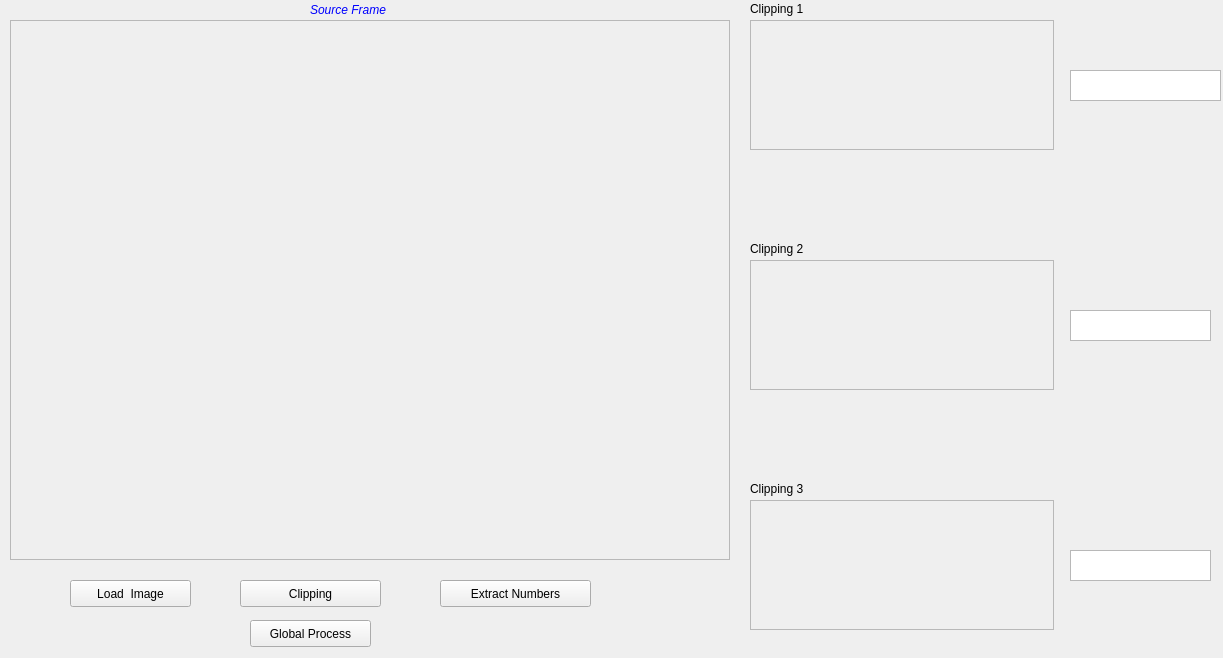
Old version of the form Entrega1_2/mainwindow.ui in the repository Chemabee/ID_Entrega.
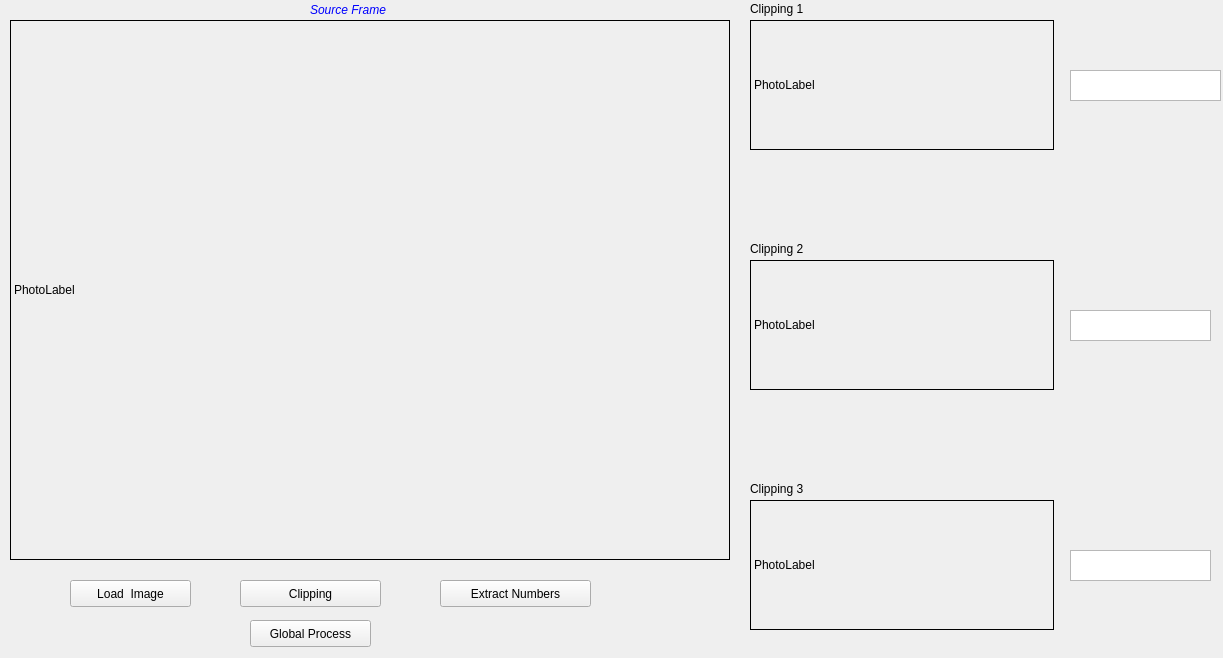
New version of the form. Icons and pictures are not drawn.

```diff
--- a/Entrega1_2/mainwindow.ui
+++ b/Entrega1_2/mainwindow.ui
@@ -29,65 +29,6 @@
   <property name="windowOpacity">
    <double>1.000000000000000</double>
   </property>
-  <widget class="QFrame" name="viewer_original">
-   <property name="enabled">
-    <bool>true</bool>
-   </property>
-   <property name="geometry">
-    <rect>
-     <x>10</x>
-     <y>20</y>
-     <width>720</width>
-     <height>540</height>
-    </rect>
-   </property>
-   <property name="palette">
-    <palette>
-     <active>
-      <colorrole role="Highlight">
-       <brush brushstyle="SolidPattern">
-        <color alpha="255">
-         <red>240</red>
-         <green>29</green>
-         <blue>14</blue>
-        </color>
-       </brush>
-      </colorrole>
-     </active>
-     <inactive>
-      <colorrole role="Highlight">
-       <brush brushstyle="SolidPattern">
-        <color alpha="255">
-         <red>240</red>
-         <green>29</green>
-         <blue>14</blue>
-        </color>
-       </brush>
-      </colorrole>
-     </inactive>
-     <disabled>
-      <colorrole role="Highlight">
-       <brush brushstyle="SolidPattern">
-        <color alpha="255">
-         <red>240</red>
-         <green>240</green>
-         <blue>240</blue>
-        </color>
-       </brush>
-      </colorrole>
-     </disabled>
-    </palette>
-   </property>
-   <property name="frameShape">
-    <enum>QFrame::StyledPanel</enum>
-   </property>
-   <property name="frameShadow">
-    <enum>QFrame::Raised</enum>
-   </property>
-   <property name="lineWidth">
-    <number>2</number>
-   </property>
-  </widget>
   <widget class="QLabel" name="Tittle">
    <property name="enabled">
     <bool>true</bool>
@@ -243,65 +184,6 @@
     <string>Load  Image</string>
    </property>
   </widget>
-  <widget class="QFrame" name="viewer_counter1">
-   <property name="enabled">
-    <bool>true</bool>
-   </property>
-   <property name="geometry">
-    <rect>
-     <x>750</x>
-     <y>20</y>
-     <width>304</width>
-     <height>130</height>
-    </rect>
-   </property>
-   <property name="palette">
-    <palette>
-     <active>
-      <colorrole role="Highlight">
-       <brush brushstyle="SolidPattern">
-        <color alpha="255">
-         <red>240</red>
-         <green>29</green>
-         <blue>14</blue>
-        </color>
-       </brush>
-      </colorrole>
-     </active>
-     <inactive>
-      <colorrole role="Highlight">
-       <brush brushstyle="SolidPattern">
-        <color alpha="255">
-         <red>240</red>
-         <green>29</green>
-         <blue>14</blue>
-        </color>
-       </brush>
-      </colorrole>
-     </inactive>
-     <disabled>
-      <colorrole role="Highlight">
-       <brush brushstyle="SolidPattern">
-        <color alpha="255">
-         <red>240</red>
-         <green>240</green>
-         <blue>240</blue>
-        </color>
-       </brush>
-      </colorrole>
-     </disabled>
-    </palette>
-   </property>
-   <property name="frameShape">
-    <enum>QFrame::StyledPanel</enum>
-   </property>
-   <property name="frameShadow">
-    <enum>QFrame::Raised</enum>
-   </property>
-   <property name="lineWidth">
-    <number>2</number>
-   </property>
-  </widget>
   <widget class="QLabel" name="label_2">
    <property name="geometry">
     <rect>
@@ -328,65 +210,6 @@
     <string>Clipping</string>
    </property>
   </widget>
-  <widget class="QFrame" name="viewer_counter2">
-   <property name="enabled">
-    <bool>true</bool>
-   </property>
-   <property name="geometry">
-    <rect>
-     <x>750</x>
-     <y>260</y>
-     <width>304</width>
-     <height>130</height>
-    </rect>
-   </property>
-   <property name="palette">
-    <palette>
-     <active>
-      <colorrole role="Highlight">
-       <brush brushstyle="SolidPattern">
-        <color alpha="255">
-         <red>240</red>
-         <green>29</green>
-         <blue>14</blue>
-        </color>
-       </brush>
-      </colorrole>
-     </active>
-     <inactive>
-      <colorrole role="Highlight">
-       <brush brushstyle="SolidPattern">
-        <color alpha="255">
-         <red>240</red>
-         <green>29</green>
-         <blue>14</blue>
-        </color>
-       </brush>
-      </colorrole>
-     </inactive>
-     <disabled>
-      <colorrole role="Highlight">
-       <brush brushstyle="SolidPattern">
-        <color alpha="255">
-         <red>240</red>
-         <green>240</green>
-         <blue>240</blue>
-        </color>
-       </brush>
-      </colorrole>
-     </disabled>
-    </palette>
-   </property>
-   <property name="frameShape">
-    <enum>QFrame::StyledPanel</enum>
-   </property>
-   <property name="frameShadow">
-    <enum>QFrame::Raised</enum>
-   </property>
-   <property name="lineWidth">
-    <number>2</number>
-   </property>
-  </widget>
   <widget class="QLabel" name="label_3">
    <property name="geometry">
     <rect>
@@ -400,65 +223,6 @@
     <string>Clipping 2</string>
    </property>
   </widget>
-  <widget class="QFrame" name="viewer_counter3">
-   <property name="enabled">
-    <bool>true</bool>
-   </property>
-   <property name="geometry">
-    <rect>
-     <x>750</x>
-     <y>500</y>
-     <width>304</width>
-     <height>130</height>
-    </rect>
-   </property>
-   <property name="palette">
-    <palette>
-     <active>
-      <colorrole role="Highlight">
-       <brush brushstyle="SolidPattern">
-        <color alpha="255">
-         <red>240</red>
-         <green>29</green>
-         <blue>14</blue>
-        </color>
-       </brush>
-      </colorrole>
-     </active>
-     <inactive>
-      <colorrole role="Highlight">
-       <brush brushstyle="SolidPattern">
-        <color alpha="255">
-         <red>240</red>
-         <green>29</green>
-         <blue>14</blue>
-        </color>
-       </brush>
-      </colorrole>
-     </inactive>
-     <disabled>
-      <colorrole role="Highlight">
-       <brush brushstyle="SolidPattern">
-        <color alpha="255">
-         <red>240</red>
-         <green>240</green>
-         <blue>240</blue>
-        </color>
-       </brush>
-      </colorrole>
-     </disabled>
-    </palette>
-   </property>
-   <property name="frameShape">
-    <enum>QFrame::StyledPanel</enum>
-   </property>
-   <property name="frameShadow">
-    <enum>QFrame::Raised</enum>
-   </property>
-   <property name="lineWidth">
-    <number>2</number>
-   </property>
-  </widget>
   <widget class="QLabel" name="label_4">
    <property name="geometry">
     <rect>
@@ -528,6 +292,94 @@
     <string>Global Process</string>
    </property>
   </widget>
+  <widget class="QLabel" name="viewer_original">
+   <property name="geometry">
+    <rect>
+     <x>10</x>
+     <y>20</y>
+     <width>720</width>
+     <height>540</height>
+    </rect>
+   </property>
+   <property name="maximumSize">
+     <size>
+      <width>720</width>
+      <height>540</height>
+     </size>
+    </property>
+    <property name="frameShape">
+     <enum>QFrame::Box</enum>
+    </property>
+   <property name="text">
+    <string>PhotoLabel</string>
+   </property>
+  </widget>
+  <widget class="QLabel" name="viewer_counter1">
+   <property name="geometry">
+    <rect>
+     <x>750</x>
+     <y>20</y>
+     <width>304</width>
+     <height>130</height>
+    </rect>
+   </property>
+   <property name="maximumSize">
+     <size>
+      <width>304</width>
+      <height>130</height>
+     </size>
+    </property>
+    <property name="frameShape">
+     <enum>QFrame::Box</enum>
+    </property>
+   <property name="text">
+    <string>PhotoLabel</string>
+   </property>
+  </widget>
+  <widget class="QLabel" name="viewer_counter2">
+   <property name="geometry">
+    <rect>
+     <x>750</x>
+     <y>260</y>
+     <width>304</width>
+     <height>130</height>
+    </rect>
+   </property>
+   <property name="maximumSize">
+     <size>
+      <width>304</width>
+      <height>130</height>
+     </size>
+    </property>
+    <property name="frameShape">
+     <enum>QFrame::Box</enum>
+    </property>
+   <property name="text">
+    <string>PhotoLabel</string>
+   </property>
+  </widget>
+  <widget class="QLabel" name="viewer_counter3">
+   <property name="geometry">
+    <rect>
+     <x>750</x>
+     <y>500</y>
+     <width>304</width>
+     <height>130</height>
+    </rect>
+   </property>
+   <property name="maximumSize">
+     <size>
+      <width>304</width>
+      <height>130</height>
+     </size>
+    </property>
+    <property name="frameShape">
+     <enum>QFrame::Box</enum>
+    </property>
+   <property name="text">
+    <string>PhotoLabel</string>
+   </property>
+  </widget>
  </widget>
  <resources/>
  <connections/>
```
